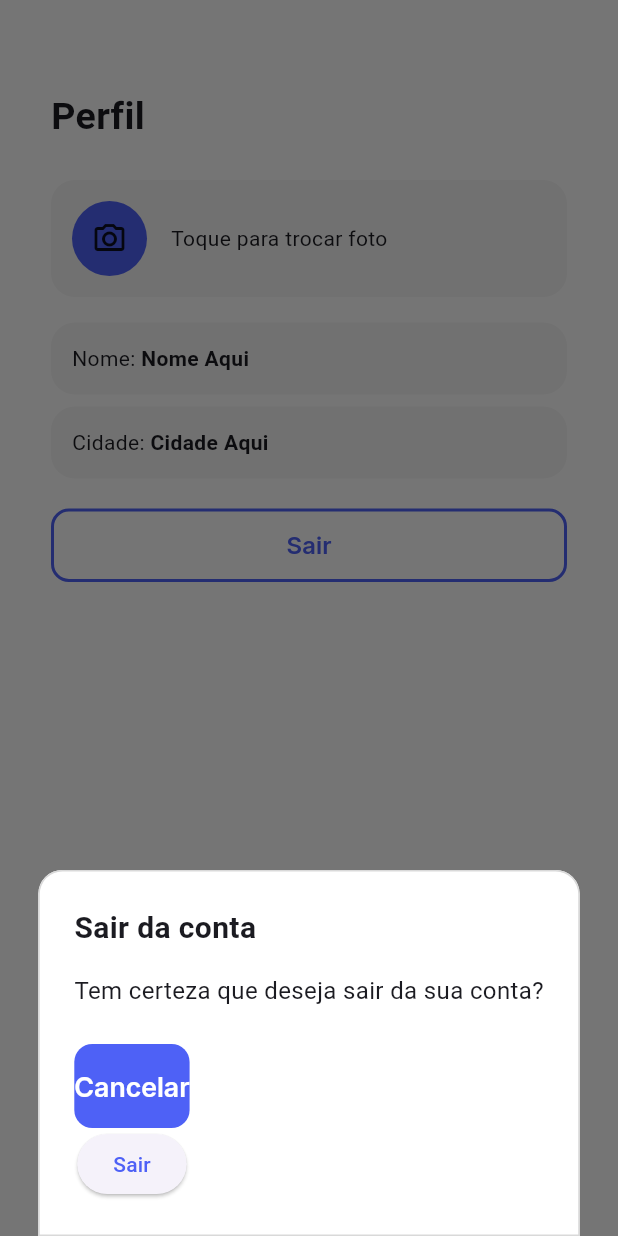
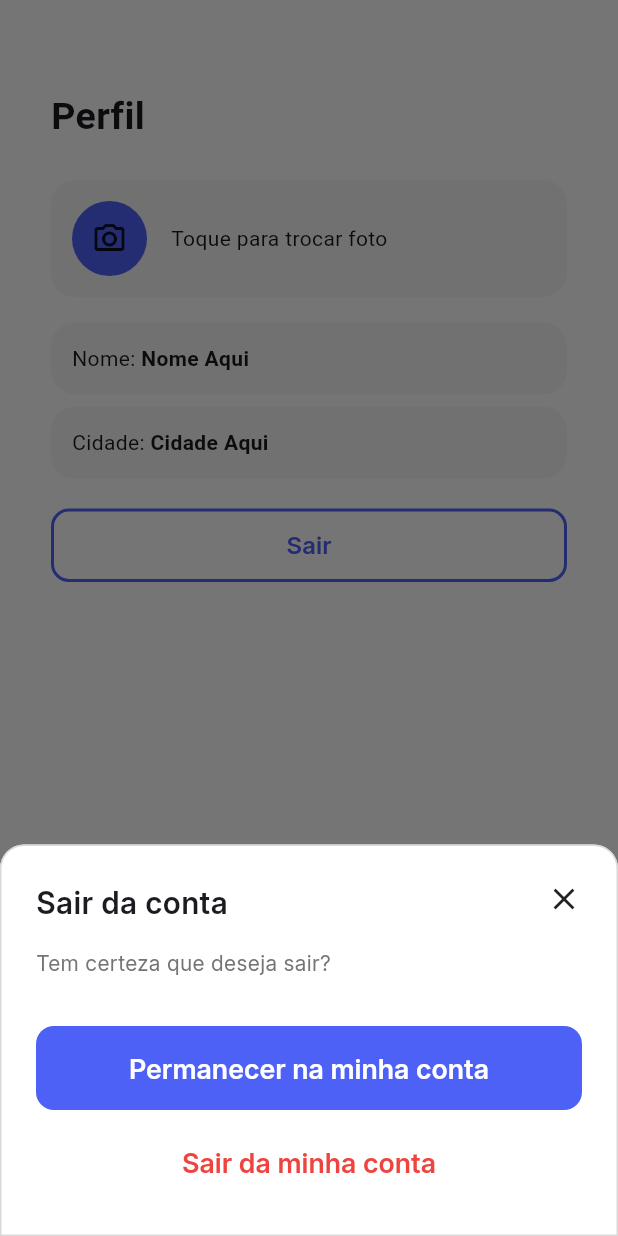
Before and after one commit to FelipeDNL/rumo, a Flutter app: the ProfileScreen screen opened directly, after a tap on "Sair", on a phone screen of 412 x 824 dp. Run offline on Flutter 3.47's test engine with Material 3 defaults, Android fonts, the phone set to English and light mode, and no system bars; our stand-ins replace cloud_firestore, dio, firebase_auth, firebase_core, flutter_dotenv, flutter_map and 6 more; accounts and stored records are empty; generated files the repository leaves out were written again.

Commit message:
Concertando estilo do botão de sair.

```diff
--- a/lib/features/user/screens/profile_screen.dart
+++ b/lib/features/user/screens/profile_screen.dart
@@ -1,6 +1,5 @@
-import 'package:firebase_auth/firebase_auth.dart';
 import 'package:flutter/material.dart';
-import 'package:rumo/features/onboarding/routes/onboarding_routes.dart';
+import 'package:rumo/features/user/widgets/sign_out_bottom_sheet.dart';
 
 class ProfileScreen extends StatefulWidget {
   const ProfileScreen({super.key});
@@ -96,7 +95,7 @@ class _ProfileScreenState extends State<ProfileScreen> {
                                       children: [
                                         Text('Nome: '),
                                         Text(
-                                          'Nome Aqui', // exemplo, substitua conforme necessário
+                                          'Nome Aqui',
                                           style: TextStyle(
                                             fontWeight: FontWeight.bold,
                                           ),
@@ -125,7 +124,7 @@ class _ProfileScreenState extends State<ProfileScreen> {
                                       children: [
                                         Text('Cidade: '),
                                         Text(
-                                          'Cidade Aqui', // exemplo, substitua conforme necessário
+                                          'Cidade Aqui',
                                           style: TextStyle(
                                             fontWeight: FontWeight.bold,
                                           ),
@@ -153,52 +152,7 @@ class _ProfileScreenState extends State<ProfileScreen> {
                                     showModalBottomSheet(
                                       context: context,
                                       builder: (context) {
-                                        return Padding(
-                                          padding: const EdgeInsets.all(24.0),
-                                          child: Column(
-                                            crossAxisAlignment: CrossAxisAlignment.start,
-                                            mainAxisSize: MainAxisSize.min,
-                                            children: [
-                                              Text(
-                                                'Sair da conta',
-                                                style: TextStyle(
-                                                  fontSize: 20,
-                                                  fontWeight: FontWeight.bold,
-                                                ),
-                                              ),
-                                              SizedBox(height: 16),
-                                              Text(
-                                                'Tem certeza que deseja sair da sua conta?',
-                                                style: TextStyle(fontSize: 16),
-                                              ),
-                                              SizedBox(height: 24),
-                                              Column(
-                                                mainAxisAlignment: MainAxisAlignment.spaceEvenly,
-                                                children: [
-                                                  FilledButton(
-                                                    onPressed: () {
-                                                      Navigator.of(context).pop();
-                                                    },
-                                                    child: Text('Cancelar'),
-                                                  ),
-                                                  ElevatedButton(
-                                                    onPressed: () async {
-                                                      await FirebaseAuth.instance.signOut();
-                                                      if (context.mounted) {
-                                                        Navigator.of(context).popUntil((_) => false);
-                                                        Navigator.pushNamed(
-                                                          context,
-                                                          OnboardingRoutes.onboardingScreen,
-                                                        );
-                                                      }
-                                                    },
-                                                    child: Text('Sair'),
-                                                  ),
-                                                ],
-                                              ),
-                                            ],
-                                          ),
-                                        );
+                                        return SignOutBottomSheet();
                                       },
                                     );
                                   },
--- a/lib/features/user/widgets/sign_out_bottom_sheet.dart
+++ b/lib/features/user/widgets/sign_out_bottom_sheet.dart
@@ -54,6 +54,9 @@ class SignOutBottomSheet extends StatelessWidget {
             onPressed: () {
               Navigator.of(context).pop();
             },
+            style: FilledButton.styleFrom(
+              minimumSize: Size(double.infinity, 48),
+            ),
             child: Text("Permanecer na minha conta"),
           ),
           const SizedBox(height: 12),
```
